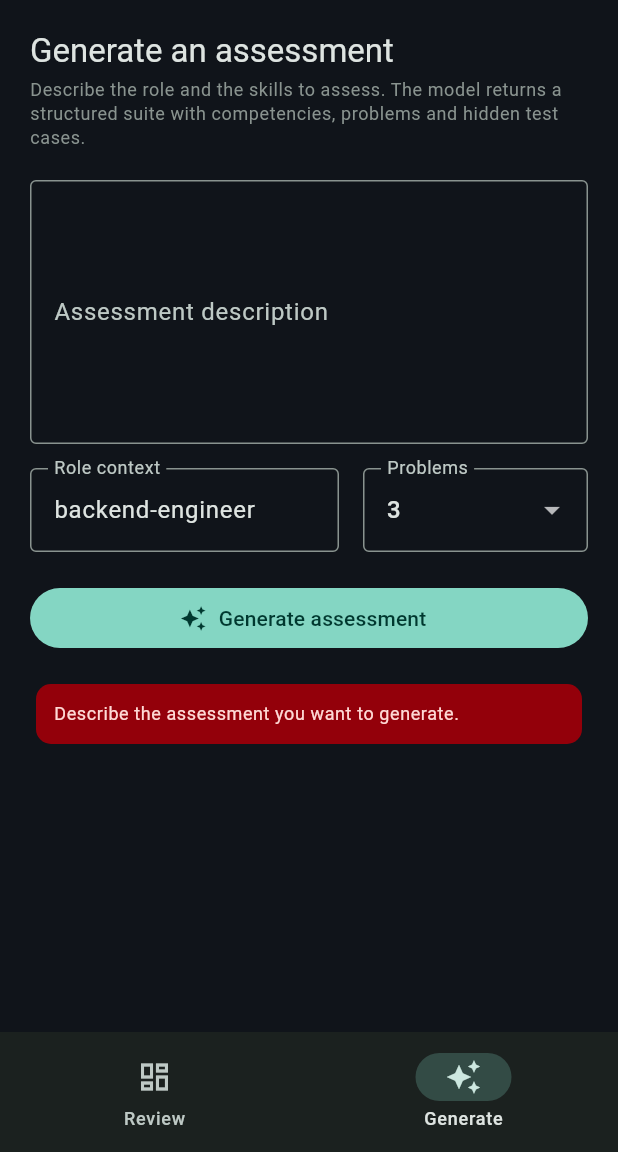
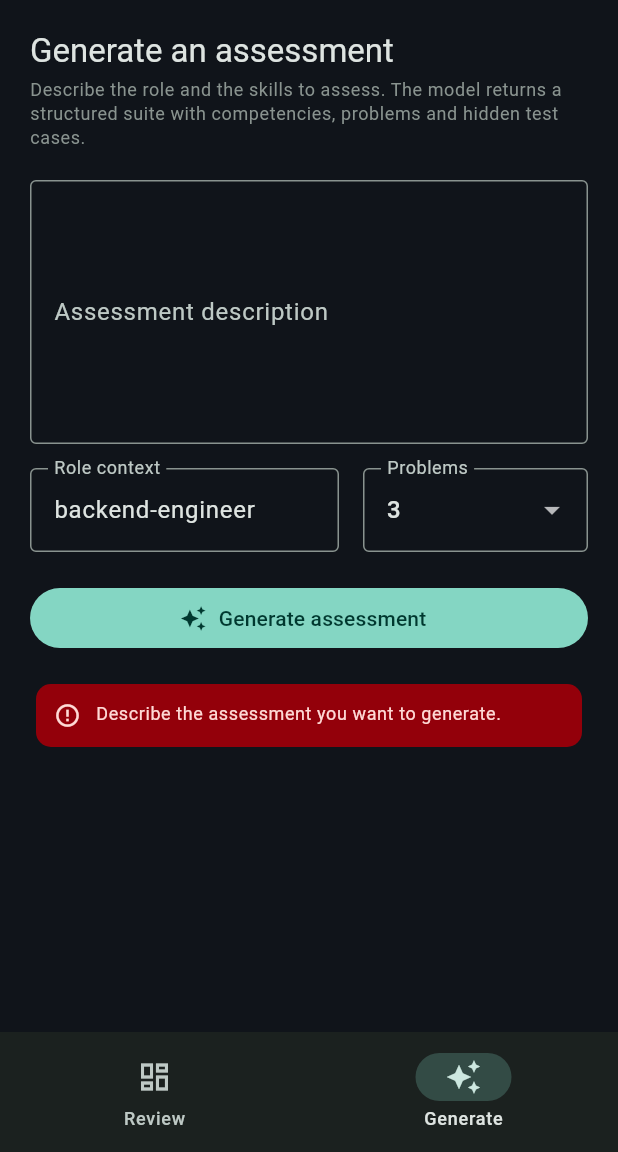
Before and after one commit to Bilal-Lodhi/tryveriqo, a Flutter app: the DashboardScreen screen opened directly with empty values, item 2 of the bottom bar chosen, after a tap on "Generate assessment", on a phone screen of 412 x 824 dp, the part 84-1236 px from its top. Run offline on Flutter 3.47's test engine with Material 3 defaults, Android fonts, the phone set to English and light mode, and no system bars; network calls fail.

Commit message:
fix: report the real generation outcome in the console
The generate panel read only the happy path out of the generation response. It
told the operator "The suite was persisted for issue to candidates" whenever a
suite came back, regardless of what the API actually reported.

Two concrete failures:

- The API returns persisted: false when a suite generated successfully but the
  store rejected the write. GenerateResult did not even parse that field, so the
  panel claimed a persistence that had not happened. A reviewer acting on that
  message would issue an assessment that does not exist in the store.
- The API answers 200 with success: false, cancelled: true for a generation
  cancelled at the client's request. GenerateResult parsed `cancelled` and the
  panel ignored it, so a cancelled request rendered "Generated 0 problem(s).
  Suite id: unknown. The suite was persisted for issue to candidates."

GenerateResult now carries `success` and `persisted` alongside the existing
fields, plus a `hasSuite` accessor. The panel derives one of four outcomes from
the response — saved, generated-but-not-saved, cancelled, failed — and renders a
distinct card for each. A success that carries no suite is treated as a failure
rather than as "0 problems". The not-saved case is deliberately styled as a
warning, not a success: it is the case where an operator is most likely to assume
something was saved.

Tests: 18 console tests (up from 11). New coverage drives the panel through every
outcome with a stubbed ApiService: a persisted suite is reported as saved and
issueable; an unpersisted suite says NOT saved and that it cannot be issued, and
never contains the success phrasing; a cancelled generation is not reported as a
success and never says "Generated 0 problem"; a success without a suite is treated
as a failure; an explicit error is surfaced verbatim. Model-level tests assert
that persisted:false and cancelled responses parse into the fields the panel
relies on, so the mapping cannot silently regress.

```diff
--- a/apps/console/lib/services/api_client.dart
+++ b/apps/console/lib/services/api_client.dart
@@ -8,17 +8,31 @@ import '../models/identity_model.dart';
 import '../models/integrity.dart';
 
 /// Result of an assessment generation request.
+///
+/// The API can answer `200` with `success: false` — a generation cancelled at the
+/// client's request — and a successful generation can still fail to persist. Both
+/// are carried here so the UI never has to infer an outcome from the absence of an
+/// error.
 class GenerateResult {
   final Map<String, dynamic>? suite;
   final String? generationRequestId;
   final bool cancelled;
   final String? error;
 
+  /// Whether the API reported the request as successful.
+  final bool success;
+
+  /// Whether the generated suite reached the store. `false` means it exists only
+  /// in this response.
+  final bool persisted;
+
   const GenerateResult({
     this.suite,
     this.generationRequestId,
     this.cancelled = false,
     this.error,
+    this.success = false,
+    this.persisted = false,
   });
 
   factory GenerateResult.fromJson(Map<String, dynamic> json) {
@@ -27,8 +41,13 @@ class GenerateResult {
       generationRequestId: json['generationRequestId'] as String?,
       cancelled: json['cancelled'] == true,
       error: json['error'] as String?,
+      success: json['success'] == true,
+      persisted: json['persisted'] == true,
     );
   }
+
+  /// True when there is a suite to show the operator.
+  bool get hasSuite => suite != null;
 }
 
 /// HTTP connectivity layer for the tryveriqo API.
--- a/apps/console/lib/widgets/generate_panel.dart
+++ b/apps/console/lib/widgets/generate_panel.dart
@@ -17,13 +17,18 @@ class GeneratePanel extends StatefulWidget {
   State<GeneratePanel> createState() => _GeneratePanelState();
 }
 
+/// How a generation attempt ended. The panel renders a distinct state for each,
+/// because collapsing them is how a cancelled or unpersisted generation gets
+/// reported as a success.
+enum _Outcome { none, generated, generatedNotPersisted, cancelled, failed }
+
 class _GeneratePanelState extends State<GeneratePanel> {
   final _promptController = TextEditingController();
   final _roleController = TextEditingController(text: 'backend-engineer');
   int _problemCount = 3;
   bool _isGenerating = false;
-  String? _error;
-  String? _summary;
+  _Outcome _outcome = _Outcome.none;
+  String? _message;
 
   @override
   void dispose() {
@@ -32,17 +37,72 @@ class _GeneratePanelState extends State<GeneratePanel> {
     super.dispose();
   }
 
+  /// Describes what the API actually reported, without overstating it.
+  ///
+  /// The API can answer `200` with `success: false` for a cancelled request, and
+  /// a suite can be generated but not persisted. Claiming persistence in either
+  /// case would tell a reviewer to issue an assessment that does not exist.
+  ({_Outcome outcome, String message}) _describe(GenerateResult result) {
+    if (result.cancelled) {
+      return (
+        outcome: _Outcome.cancelled,
+        message:
+            'Generation was cancelled. Nothing was generated, and nothing was '
+            'saved.',
+      );
+    }
+
+    if (result.error != null && result.error!.isNotEmpty) {
+      return (outcome: _Outcome.failed, message: result.error!);
+    }
+
+    if (!result.success || !result.hasSuite) {
+      return (
+        outcome: _Outcome.failed,
+        message:
+            'The server did not return a suite. Nothing was saved. Check the '
+            'API logs for the correlation id.',
+      );
+    }
+
+    final suite = result.suite!;
+    final problems = (suite['problems'] as List<dynamic>?)?.length ?? 0;
+    final suiteId =
+        (suite['metadata'] as Map<String, dynamic>?)?['suiteId'] as String? ??
+        'unknown';
+
+    if (!result.persisted) {
+      return (
+        outcome: _Outcome.generatedNotPersisted,
+        message:
+            'Generated $problems problem(s). Suite id: $suiteId. It was NOT '
+            'saved: the assessment store rejected the write, so this suite '
+            'exists only in this response and cannot be issued to candidates.',
+      );
+    }
+
+    return (
+      outcome: _Outcome.generated,
+      message:
+          'Generated $problems problem(s). Suite id: $suiteId. The suite was '
+          'saved and can be issued to candidates.',
+    );
+  }
+
   Future<void> _generate() async {
     final prompt = _promptController.text.trim();
     if (prompt.isEmpty) {
-      setState(() => _error = 'Describe the assessment you want to generate.');
+      setState(() {
+        _outcome = _Outcome.failed;
+        _message = 'Describe the assessment you want to generate.';
+      });
       return;
     }
 
     setState(() {
       _isGenerating = true;
-      _error = null;
-      _summary = null;
+      _outcome = _Outcome.none;
+      _message = null;
     });
 
     try {
@@ -51,26 +111,24 @@ class _GeneratePanelState extends State<GeneratePanel> {
         problemCount: _problemCount,
         roleContext: _roleController.text.trim(),
       );
-      final suite = result.suite;
-      final problems = (suite?['problems'] as List<dynamic>?)?.length ?? 0;
-      final suiteId =
-          (suite?['metadata'] as Map<String, dynamic>?)?['suiteId']
-              as String? ??
-          'unknown';
+      final described = _describe(result);
       setState(() {
-        _summary =
-            'Generated $problems problem(s). Suite id: $suiteId. '
-            'The suite was persisted for issue to candidates.';
+        _outcome = described.outcome;
+        _message = described.message;
       });
     } on ApiException catch (e) {
       setState(() {
-        _error = e.isUnauthorised
+        _outcome = _Outcome.failed;
+        _message = e.isUnauthorised
             ? 'Generation requires the operator credential. '
                   'Rebuild the console with --dart-define=API_TOKEN=...'
             : e.message;
       });
     } catch (e) {
-      setState(() => _error = 'Generation failed: $e');
+      setState(() {
+        _outcome = _Outcome.failed;
+        _message = 'Generation failed: $e';
+      });
     } finally {
       if (mounted) setState(() => _isGenerating = false);
     }
@@ -154,33 +212,77 @@ class _GeneratePanelState extends State<GeneratePanel> {
                 : const Icon(Icons.auto_awesome),
             label: Text(_isGenerating ? 'Generating…' : 'Generate assessment'),
           ),
-          if (_summary != null) ...[
+          if (_message != null && _outcome != _Outcome.none) ...[
             const SizedBox(height: 16),
-            Card(
-              color: theme.colorScheme.primaryContainer,
-              child: Padding(
-                padding: const EdgeInsets.all(12),
-                child: Text(_summary!, style: theme.textTheme.bodySmall),
-              ),
-            ),
-          ],
-          if (_error != null) ...[
-            const SizedBox(height: 16),
-            Card(
-              color: theme.colorScheme.errorContainer,
-              child: Padding(
-                padding: const EdgeInsets.all(12),
-                child: Text(
-                  _error!,
-                  style: theme.textTheme.bodySmall?.copyWith(
-                    color: theme.colorScheme.onErrorContainer,
-                  ),
-                ),
-              ),
-            ),
+            _OutcomeCard(outcome: _outcome, message: _message!),
           ],
         ],
       ),
     );
   }
 }
+
+/// Renders a generation outcome with a severity that matches what happened.
+///
+/// A generated-but-unsaved suite is deliberately *not* styled as a success: it
+/// is the case where an operator is most likely to assume something was saved.
+class _OutcomeCard extends StatelessWidget {
+  const _OutcomeCard({required this.outcome, required this.message});
+
+  final _Outcome outcome;
+  final String message;
+
+  @override
+  Widget build(BuildContext context) {
+    final theme = Theme.of(context);
+    final scheme = theme.colorScheme;
+
+    final (
+      Color background,
+      Color foreground,
+      IconData icon,
+    ) = switch (outcome) {
+      _Outcome.generated => (
+        scheme.primaryContainer,
+        scheme.onPrimaryContainer,
+        Icons.check_circle_outline,
+      ),
+      _Outcome.generatedNotPersisted => (
+        scheme.tertiaryContainer,
+        scheme.onTertiaryContainer,
+        Icons.warning_amber_outlined,
+      ),
+      _Outcome.cancelled => (
+        scheme.surfaceContainerHighest,
+        scheme.onSurfaceVariant,
+        Icons.cancel_outlined,
+      ),
+      _Outcome.failed => (
+        scheme.errorContainer,
+        scheme.onErrorContainer,
+        Icons.error_outline,
+      ),
+      _Outcome.none => (scheme.surface, scheme.onSurface, Icons.info_outline),
+    };
+
+    return Card(
+      color: background,
+      child: Padding(
+        padding: const EdgeInsets.all(12),
+        child: Row(
+          crossAxisAlignment: CrossAxisAlignment.start,
+          children: [
+            Icon(icon, size: 18, color: foreground),
+            const SizedBox(width: 10),
+            Expanded(
+              child: Text(
+                message,
+                style: theme.textTheme.bodySmall?.copyWith(color: foreground),
+              ),
+            ),
+          ],
+        ),
+      ),
+    );
+  }
+}
```
Also changed, not shown: 2 other files.
